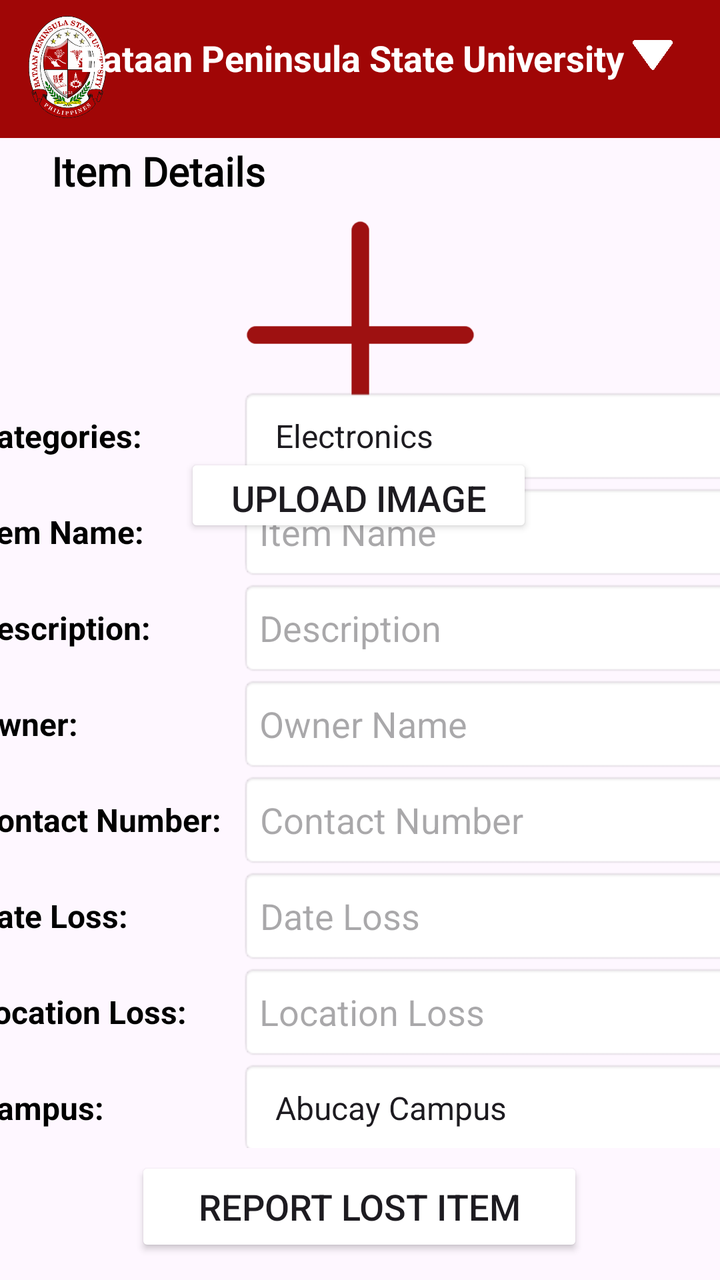
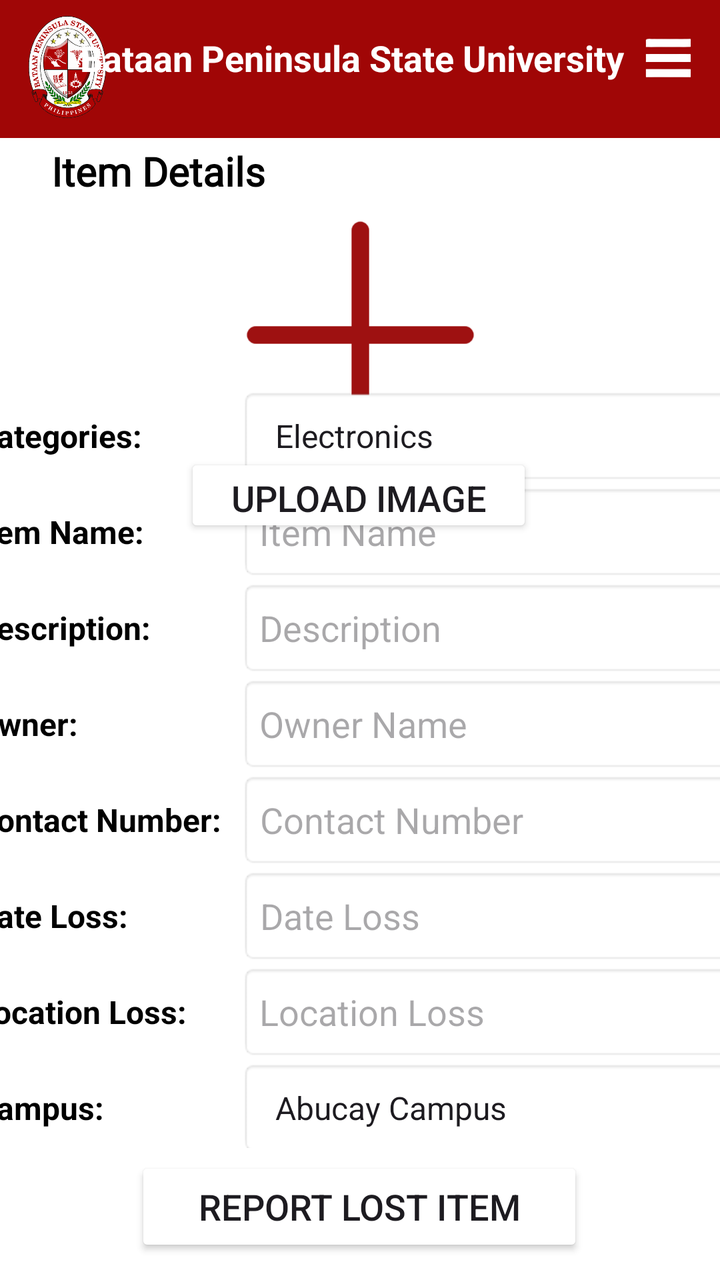

Screens rendered from an Android XML layout before and after an edit, with the pre-edit source and the edit as a unified diff.
<!-- AndroidManifest.xml: application theme Theme.FinalCaseStudy -->
<!-- res/layout/activity_lost_report.xml -->
<?xml version="1.0" encoding="utf-8"?>
<androidx.constraintlayout.widget.ConstraintLayout xmlns:android="http://schemas.android.com/apk/res/android"
    xmlns:app="http://schemas.android.com/apk/res-auto"
    xmlns:tools="http://schemas.android.com/tools"
    android:id="@+id/main"
    android:layout_width="match_parent"
    android:layout_height="match_parent"
    tools:context=".LostReportActivity">

    <TextView
        android:id="@+id/textView23"
        android:layout_width="wrap_content"
        android:layout_height="26dp"
        android:fontFamily="@font/times_new_roman"
        android:text="Item Details"
        android:textColor="@color/black"
        android:textSize="20sp"
        android:textStyle="bold"
        app:layout_constraintBottom_toBottomOf="parent"
        app:layout_constraintEnd_toEndOf="parent"
        app:layout_constraintHorizontal_bias="0.102"
        app:layout_constraintStart_toStartOf="parent"
        app:layout_constraintTop_toTopOf="parent"
        app:layout_constraintVertical_bias="0.117" />

    <ImageView
        android:id="@+id/ivItemImage2"
        android:layout_width="149dp"
        android:layout_height="129dp"
        android:layout_marginTop="8dp"
        android:layout_marginBottom="16dp"
        android:adjustViewBounds="true"
        android:contentDescription="Item Image"
        android:scaleType="fitCenter"
        android:src="@drawable/plus_placeholder"
        app:layout_constraintBottom_toBottomOf="parent"
        app:layout_constraintEnd_toEndOf="parent"
        app:layout_constraintStart_toStartOf="parent"
        app:layout_constraintTop_toTopOf="parent"
        app:layout_constraintVertical_bias="0.195"
        app:tint="#9E1111" />

    <Button
        android:id="@+id/button13"
        android:layout_width="174dp"
        android:layout_height="42dp"
        android:backgroundTint="#940202"
        android:backgroundTintMode="add"
        android:text="Upload Image"
        android:textSize="18sp"
        android:textStyle="normal"
        app:layout_constraintBottom_toBottomOf="parent"
        app:layout_constraintEnd_toEndOf="parent"
        app:layout_constraintHorizontal_bias="0.497"
        app:layout_constraintStart_toStartOf="parent"
        app:layout_constraintTop_toTopOf="parent"
        app:layout_constraintVertical_bias="0.379" />

    <TextView
        android:id="@+id/textView21"
        android:layout_width="419dp"
        android:layout_height="69dp"
        android:layout_marginBottom="5dp"
        android:background="#A00606"
        app:layout_constraintBottom_toBottomOf="parent"
        app:layout_constraintEnd_toEndOf="parent"
        app:layout_constraintStart_toStartOf="parent"
        app:layout_constraintTop_toTopOf="parent"
        app:layout_constraintVertical_bias="0.0" />

    <ImageView
        android:id="@+id/imageView5"
        android:layout_width="40dp"
        android:layout_height="67dp"
        app:layout_constraintBottom_toBottomOf="parent"
        app:layout_constraintEnd_toEndOf="parent"
        app:layout_constraintHorizontal_bias="0.043"
        app:layout_constraintStart_toStartOf="parent"
        app:layout_constraintTop_toTopOf="parent"
        app:layout_constraintVertical_bias="0.0"
        app:srcCompat="@drawable/bataan_peninsula_state_university_logo" />

    <TextView
        android:id="@+id/textView22"
        android:layout_width="280dp"
        android:layout_height="26dp"
        android:fontFamily="sans-serif"
        android:text="Bataan Peninsula State University"
        android:textColor="@color/white"
        android:textSize="18sp"
        android:textStyle="bold"
        app:layout_constraintBottom_toBottomOf="parent"
        app:layout_constraintEnd_toEndOf="parent"
        app:layout_constraintHorizontal_bias="0.500"
        app:layout_constraintStart_toStartOf="parent"
        app:layout_constraintTop_toTopOf="parent"
        app:layout_constraintVertical_bias="0.027" />

    <Spinner
        android:id="@+id/spinner2"
        android:layout_width="20dp"
        android:layout_height="15dp"
        android:background="@drawable/pngaaa_com_5204195"
        android:entries="@array/menu_items"
        app:layout_constraintBottom_toBottomOf="parent"
        app:layout_constraintEnd_toEndOf="parent"
        app:layout_constraintHorizontal_bias="0.930"
        app:layout_constraintStart_toStartOf="parent"
        app:layout_constraintTop_toTopOf="parent"
        app:layout_constraintVertical_bias="0.032" />

    <Button
        android:id="@+id/button9"
        android:layout_width="224dp"
        android:layout_height="50dp"
        android:backgroundTint="#940202"
        android:backgroundTintMode="add"
        android:text="Report Lost Item"
        android:textSize="18sp"
        android:textStyle="normal"
        app:layout_constraintBottom_toBottomOf="parent"
        app:layout_constraintEnd_toEndOf="parent"
        app:layout_constraintHorizontal_bias="0.497"
        app:layout_constraintStart_toStartOf="parent"
        app:layout_constraintTop_toTopOf="parent"
        app:layout_constraintVertical_bias="0.98" />

    <LinearLayout
        android:layout_width="385dp"
        android:layout_height="396dp"
        android:orientation="horizontal"
        app:layout_constraintBottom_toBottomOf="parent"
        app:layout_constraintEnd_toEndOf="parent"
        app:layout_constraintStart_toStartOf="parent"
        app:layout_constraintTop_toTopOf="@+id/textView21"
        app:layout_constraintVertical_bias="0.795">

        <LinearLayout
            android:layout_width="132dp"
            android:layout_height="383dp"
            android:orientation="vertical">

            <TextView
                android:id="@+id/textView50"
                android:layout_width="match_parent"
                android:layout_height="48dp"
                android:gravity="center|start"
                android:text="Categories:"
                android:textColor="@color/black"
                android:textSize="16sp"
                android:textStyle="bold" />

            <TextView
                android:id="@+id/textView51"
                android:layout_width="match_parent"
                android:layout_height="48dp"
                android:gravity="center|start"
                android:text="Item Name:"
                android:textColor="@color/black"
                android:textSize="16sp"
                android:textStyle="bold" />

            <TextView
                android:id="@+id/textView52"
                android:layout_width="match_parent"
                android:layout_height="48dp"
                android:gravity="center|start"
                android:text="Description:"
                android:textColor="@color/black"
                android:textSize="16sp"
                android:textStyle="bold" />

            <TextView
                android:id="@+id/textView53"
                android:layout_width="match_parent"
                android:layout_height="48dp"
                android:gravity="center|start"
                android:text="Owner:"
                android:textColor="@color/black"
                android:textSize="16sp"
                android:textStyle="bold" />

            <TextView
                android:id="@+id/textView54"
                android:layout_width="match_parent"
                android:layout_height="48dp"
                android:gravity="center|start"
                android:text="Contact Number:"
                android:textColor="@color/black"
                android:textSize="16sp"
                android:textStyle="bold" />

            <TextView
                android:id="@+id/textView55"
                android:layout_width="match_parent"
                android:layout_height="48dp"
                android:gravity="center|start"
                android:text="Date Loss:"
                android:textColor="@color/black"
                android:textSize="16sp"
                android:textStyle="bold" />

            <TextView
                android:id="@+id/textView57"
                android:layout_width="match_parent"
                android:layout_height="48dp"
                android:gravity="center|start"
                android:text="Location Loss:"
                android:textColor="@color/black"
                android:textSize="16sp"
                android:textStyle="bold" />

            <TextView
                android:id="@+id/textView47"
                android:layout_width="match_parent"
                android:layout_height="48dp"
                android:gravity="center|start"
                android:text="Campus:"
                android:textColor="@color/black"
                android:textSize="16sp"
                android:textStyle="bold" />
        </LinearLayout>

        <LinearLayout
            android:layout_width="252dp"
            android:layout_height="380dp"
            android:orientation="vertical">

            <Spinner
                android:id="@+id/spinner5"
                android:layout_width="match_parent"
                android:layout_height="48dp"
                android:background="@android:drawable/editbox_background"
                android:dropDownWidth="wrap_content"
                android:entries="@array/category_items"
                android:spinnerMode="dropdown" />

            <EditText
                android:id="@+id/editTextTextMultiLine2"
                android:layout_width="match_parent"
                android:layout_height="48dp"
                android:background="@android:drawable/editbox_background_normal"
                android:ems="10"
                android:gravity="center|start"
                android:hint="Item Name"
                android:inputType="textMultiLine" />

            <EditText
                android:id="@+id/editTextTextMultiLine3"
                android:layout_width="match_parent"
                android:layout_height="48dp"
                android:background="@android:drawable/editbox_background"
                android:ems="10"
                android:gravity="center|start"
                android:hint="Description"
                android:inputType="textMultiLine" />

            <EditText
                android:id="@+id/editTextTextMultiLine4"
                android:layout_width="match_parent"
                android:layout_height="48dp"
                android:background="@android:drawable/editbox_background"
                android:ems="10"
                android:gravity="center|start"
                android:hint="Owner Name"
                android:inputType="textMultiLine" />

            <EditText
                android:id="@+id/editTextContactNumber"
                android:layout_width="match_parent"
                android:layout_height="48dp"
                android:background="@android:drawable/editbox_background"
                android:ems="10"
                android:gravity="center|start"
                android:hint="Contact Number"
                android:inputType="phone"
                android:maxLength="11"
                android:padding="10dp" />

            <EditText
                android:id="@+id/editTextDateFound"
                android:layout_width="match_parent"
                android:layout_height="48dp"
                android:background="@android:drawable/editbox_background"
                android:clickable="true"
                android:focusable="false"
                android:gravity="center|start"
                android:hint="Date Loss"
                android:inputType="date"
                android:padding="10dp" />

            <EditText
                android:id="@+id/editTextTextMultiLine7"
                android:layout_width="match_parent"
                android:layout_height="48dp"
                android:background="@android:drawable/editbox_background"
                android:ems="10"
                android:gravity="center|start"
                android:hint="Location Loss"
                android:inputType="textMultiLine" />

            <Spinner
                android:id="@+id/spinner9"
                android:layout_width="match_parent"
                android:layout_height="48dp"
                android:background="@android:drawable/editbox_background"
                android:dropDownWidth="wrap_content"
                android:entries="@array/campus_name"
                android:spinnerMode="dropdown" />
        </LinearLayout>
    </LinearLayout>

</androidx.constraintlayout.widget.ConstraintLayout>
<!-- resources referenced by this layout -->
<resources>
  <string-array name="campus_name">
          <item>Abucay Campus</item>
          <item>Bagac Campus</item>
          <item>Balanga Campus</item>
          <item>Dinalupihan Campus</item>
          <item>Main Campus</item>
          <item>Orani Campus</item>
      </string-array>
  <string-array name="category_items">
          <item>Electronics</item>
          <item>Documents</item>
          <item>Cash</item>
          <item>Cards and IDs</item>
          <item>Keys</item>
          <item>Personal Items</item>
          <item>Clothing</item>
          <item>Accessories</item>
          <item>School Supplies</item>
          <item>Others</item>
      </string-array>
  <string-array name="menu_items">
          <item>Select page</item>
          <item>Home</item>
          <item>Lost Items</item>
          <item>Found Items</item>
          <item>Summary</item>
          <item>Logout</item>
      </string-array>
  <color name="black">#FF000000</color>
  <color name="white">#FFFFFFFF</color>
  <!-- drawable bataan_peninsula_state_university_logo: png bitmap (drawable, 28800 bytes) -->
  <!-- drawable plus_placeholder: png bitmap (drawable, 3836 bytes) -->
  <!-- drawable pngaaa_com_5204195: png bitmap (drawable, 10240 bytes) -->
  <style name="Theme.FinalCaseStudy" parent="Base.Theme.FinalCaseStudy" />
  <style name="Base.Theme.FinalCaseStudy" parent="Theme.Material3.DayNight.NoActionBar">
          
          
      </style>
</resources>

<!-- the commit's change to res/layout/activity_lost_report.xml (unified diff, before → after) -->
@@ -5,6 +5,7 @@
     android:id="@+id/main"
     android:layout_width="match_parent"
     android:layout_height="match_parent"
+    android:background="#ffffff"
     tools:context=".LostReportActivity">
 
     <TextView
@@ -98,16 +99,16 @@
 
     <Spinner
         android:id="@+id/spinner2"
-        android:layout_width="20dp"
-        android:layout_height="15dp"
-        android:background="@drawable/pngaaa_com_5204195"
+        android:layout_width="25dp"
+        android:layout_height="23dp"
+        android:background="@drawable/white_menu_icon_png_18_removebg_preview"
         android:entries="@array/menu_items"
         app:layout_constraintBottom_toBottomOf="parent"
         app:layout_constraintEnd_toEndOf="parent"
-        app:layout_constraintHorizontal_bias="0.930"
-        app:layout_constraintStart_toStartOf="parent"
-        app:layout_constraintTop_toTopOf="parent"
-        app:layout_constraintVertical_bias="0.032" />
+        app:layout_constraintHorizontal_bias="0.960"
+        app:layout_constraintStart_toStartOf="parent"
+        app:layout_constraintTop_toTopOf="parent"
+        app:layout_constraintVertical_bias="0.029" />
 
     <Button
         android:id="@+id/button9"
<!-- resource entries referenced after the edit -->
@@ -32,7 +32,7 @@
   <color name="white">#FFFFFFFF</color>
   <!-- drawable bataan_peninsula_state_university_logo: png bitmap (drawable, 28800 bytes) -->
   <!-- drawable plus_placeholder: png bitmap (drawable, 3836 bytes) -->
-  <!-- drawable pngaaa_com_5204195: png bitmap (drawable, 10240 bytes) -->
+  <!-- drawable white_menu_icon_png_18_removebg_preview: png bitmap (drawable, 4588 bytes) -->
   <style name="Theme.FinalCaseStudy" parent="Base.Theme.FinalCaseStudy" />
   <style name="Base.Theme.FinalCaseStudy" parent="Theme.Material3.DayNight.NoActionBar">
           
